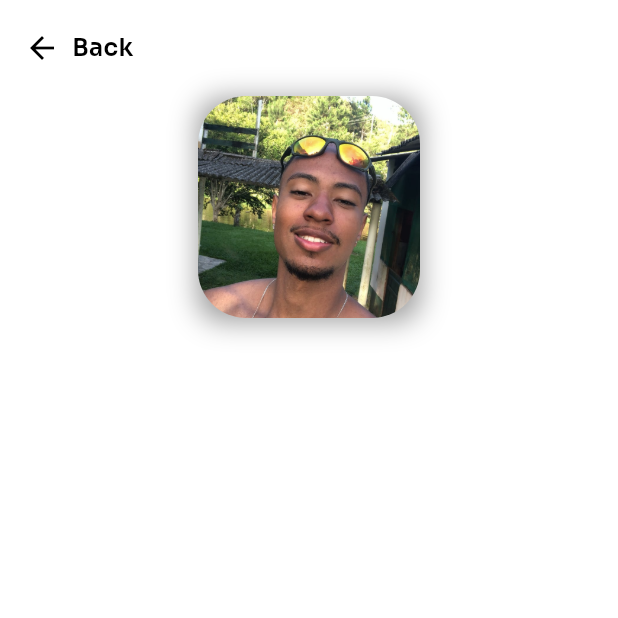
After one commit to juansouza09/coffee-shop-flutter, a Flutter app: the ProfilePage screen opened directly, on a phone screen of 412 x 824 dp, the top half of it. The commit adds this screen. Run offline on Flutter 3.47's test engine with Material 3 defaults, Android fonts, the phone set to English and light mode, and no system bars; our stand-ins replace carousel_slider, google_fonts, page_transition.

Commit message:
user profile page added

```diff
--- a/lib/main.dart
+++ b/lib/main.dart
@@ -1,6 +1,6 @@
-import 'package:coffee_shop_flutter/view/initial_page.dart';
 import 'package:flutter/material.dart';
 
+import 'view/initial_page.dart';
 void main() {
   runApp(const MyApp());
 }
--- /dev/null
+++ b/lib/view/profile_page.dart
@@ -0,0 +1,70 @@
+import 'package:flutter/material.dart';
+import 'package:flutter/widgets.dart';
+import 'package:google_fonts/google_fonts.dart';
+
+class ProfilePage extends StatelessWidget {
+  const ProfilePage({super.key});
+
+  @override
+  Widget build(BuildContext context) {
+    return SafeArea(
+      child: Scaffold(
+        backgroundColor: Colors.white,
+        body: Padding(
+          padding: const EdgeInsets.symmetric(horizontal: 16),
+          child: Column(
+            children: [
+              const SizedBox(
+                height: 20,
+              ),
+              Row(
+                children: [
+                  const Icon(
+                    Icons.arrow_back,
+                    color: Colors.black,
+                  ),
+                  const SizedBox(
+                    width: 8,
+                  ),
+                  Text(
+                    'Back',
+                    style: GoogleFonts.sora(
+                        color: Colors.black,
+                        fontSize: 16,
+                        fontWeight: FontWeight.w600),
+                  )
+                ],
+              ),
+              const SizedBox(
+                height: 20,
+              ),
+              Container(
+                decoration: BoxDecoration(
+                  borderRadius: const BorderRadius.all(
+                    Radius.circular(16),
+                  ),
+                  boxShadow: [
+                    BoxShadow(
+                      color: Colors.black.withOpacity(0.4),
+                      blurRadius: 16,
+                      offset: const Offset(0, 2),
+                    ),
+                  ],
+                ),
+                child: ClipRRect(
+                  borderRadius: BorderRadius.circular(32),
+                  child: Image.asset(
+                    'assets/images/profile-img.jpeg',
+                    width: 148,
+                    height: 148,
+                    fit: BoxFit.cover,
+                  ),
+                ),
+              )
+            ],
+          ),
+        ),
+      ),
+    );
+  }
+}
```
